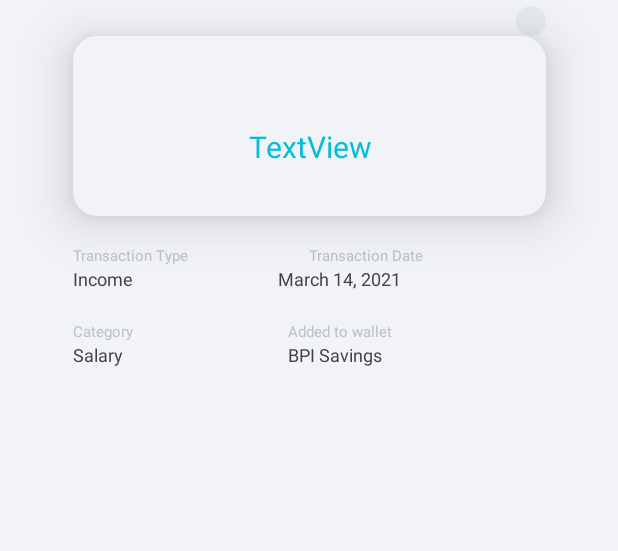
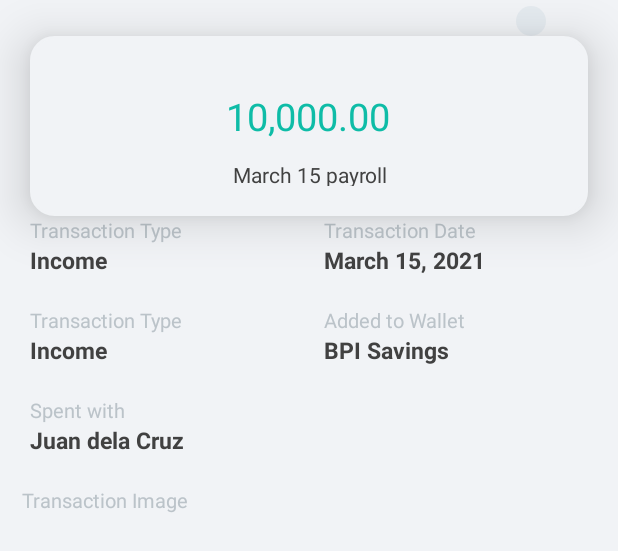
Before and after one commit to jaimejazarenoiii/kwartracker-android, an Android app: the layout fragment_transaction_details.xml on its own in the app's theme, with its tools: preview values and no code run, on a phone screen of 412 x 824 dp. Shown: the top 551 px of the screen. Run offline under Robolectric (Android 15) with nearby library versions, the phone set to English and light mode, and no system bars.

Commit message:
ktlint updates

```diff
--- a/app/src/main/java/com/kwartracker/android/transactions/ui/add/TransactionsAddFragment.kt
+++ b/app/src/main/java/com/kwartracker/android/transactions/ui/add/TransactionsAddFragment.kt
@@ -9,7 +9,7 @@ import androidx.fragment.app.Fragment
 import com.kwartracker.android.R
 import com.kwartracker.android.databinding.FragmentTransactionDetailsBinding
 
-class AddFragment : Fragment() {
+class TransactionsAddFragment : Fragment() {
     lateinit var binding: FragmentTransactionDetailsBinding
 
     override fun onCreateView(
--- a/app/src/main/java/com/kwartracker/android/transactions/ui/details/TransactionsDetailsFragment.kt
+++ b/app/src/main/java/com/kwartracker/android/transactions/ui/details/TransactionsDetailsFragment.kt
@@ -8,9 +8,9 @@ import androidx.databinding.DataBindingUtil
 import androidx.fragment.app.Fragment
 import com.kwartracker.android.R
 import com.kwartracker.android.databinding.FragmentTransactionDetailsBinding
-import com.kwartracker.android.transactions.ui.main.TransactionFragment
+import com.kwartracker.android.transactions.ui.main.TransactionsFragment
 
-class TransactionDetailsFragment : Fragment() {
+class TransactionsDetailsFragment : Fragment() {
     lateinit var binding: FragmentTransactionDetailsBinding
 
     override fun onCreateView(
@@ -21,7 +21,7 @@ class TransactionDetailsFragment : Fragment() {
         binding = DataBindingUtil.inflate(inflater,
             R.layout.fragment_transaction_details,
             container, false)
-        TransactionFragment().tbTitle?.text = "Transaction"
+        TransactionsFragment().tbTitle?.text = "Transaction"
 
         return binding.root
     }
--- a/app/src/main/java/com/kwartracker/android/transactions/ui/filter/TransactionsFilterFragment.kt
+++ b/app/src/main/java/com/kwartracker/android/transactions/ui/filter/TransactionsFilterFragment.kt
@@ -6,6 +6,7 @@ import android.graphics.drawable.InsetDrawable
 import android.os.Build
 import android.os.Bundle
 import android.util.TypedValue
+import android.view.ContextThemeWrapper
 import android.view.LayoutInflater
 import android.view.View
 import android.view.ViewGroup
@@ -18,7 +19,7 @@ import androidx.localbroadcastmanager.content.LocalBroadcastManager
 import com.kwartracker.android.R
 import com.kwartracker.android.databinding.FragmentTransactionsListFilterBinding
 
-class FilterFragment : Fragment() {
+class TransactionsFilterFragment : Fragment() {
     lateinit var binding: FragmentTransactionsListFilterBinding
 
     override fun onCreateView(
@@ -26,9 +27,11 @@ class FilterFragment : Fragment() {
         container: ViewGroup?,
         savedInstanceState: Bundle?
     ): View {
-        binding = DataBindingUtil.inflate(inflater,
+        binding = DataBindingUtil.inflate(
+            inflater,
             R.layout.fragment_transactions_list_filter,
-            container, false)
+            container, false
+        )
 
         return binding.root
     }
@@ -50,15 +53,18 @@ class FilterFragment : Fragment() {
 
     @SuppressLint("RestrictedApi")
     private fun showMenu(v: View, @MenuRes menuRes: Int) {
-        val popup = PopupMenu(requireContext(), v)
+        val ctw = ContextThemeWrapper(v.context, R.style.Transaction_Popup_Category)
+        val popup = PopupMenu(ctw, v)
         popup.menuInflater.inflate(menuRes, popup.menu)
+
         if (popup.menu is MenuBuilder) {
             val menuBuilder = popup.menu as MenuBuilder
             menuBuilder.setOptionalIconsVisible(true)
             for (item in menuBuilder.visibleItems) {
                 val iconMarginPx =
                     TypedValue.applyDimension(
-                        TypedValue.COMPLEX_UNIT_DIP, 10F, resources.displayMetrics)
+                        TypedValue.COMPLEX_UNIT_DIP, 10F, resources.displayMetrics
+                    )
                         .toInt()
                 if (item.icon != null) {
                     if (Build.VERSION.SDK_INT > Build.VERSION_CODES.LOLLIPOP) {
--- a/app/src/main/java/com/kwartracker/android/transactions/ui/list/TransactionsListFragment.kt
+++ b/app/src/main/java/com/kwartracker/android/transactions/ui/list/TransactionsListFragment.kt
@@ -14,12 +14,12 @@ import androidx.recyclerview.widget.RecyclerView
 import com.kwartracker.android.R
 import com.kwartracker.android.databinding.FragmentTransactionBinding
 import com.kwartracker.android.databinding.FragmentTransactionsListBinding
-import com.kwartracker.android.transactions.ui.main.TransactionViewModel
+import com.kwartracker.android.transactions.ui.main.TransactionsViewModel
 
 class TransactionsListFragment : Fragment() {
     private lateinit var binding: FragmentTransactionsListBinding
     private lateinit var mainBinding: FragmentTransactionBinding
-    private val transactionViewModel: TransactionViewModel by viewModels()
+    private val transactionsViewModel: TransactionsViewModel by viewModels()
     private var transactionsListAdapter = TransactionsListAdapter(arrayListOf())
 
     override fun onCreateView(
@@ -73,13 +73,13 @@ class TransactionsListFragment : Fragment() {
             LocalBroadcastManager.getInstance(view.context).sendBroadcast(intent)
         }
 
-        transactionViewModel.fetchTransactions()
+        transactionsViewModel.fetchTransactions()
         rvTransaction.apply {
             layoutManager = LinearLayoutManager(context)
             adapter = transactionsListAdapter
         }
 
-        transactionViewModel.transactions.observe(viewLifecycleOwner, { transactions ->
+        transactionsViewModel.transactions.observe(viewLifecycleOwner, { transactions ->
             transactions?.let {
                 rvTransaction.visibility = View.VISIBLE
                 transactionsListAdapter.updateTransactions(it)
--- a/app/src/main/java/com/kwartracker/android/transactions/ui/main/TransactionsFragment.kt
+++ b/app/src/main/java/com/kwartracker/android/transactions/ui/main/TransactionsFragment.kt
@@ -23,14 +23,14 @@ import com.google.android.material.bottomsheet.BottomSheetBehavior
 import com.google.android.material.navigation.NavigationView
 import com.kwartracker.android.R
 import com.kwartracker.android.databinding.FragmentTransactionBinding
-import com.kwartracker.android.transactions.ui.add.AddFragment
-import com.kwartracker.android.transactions.ui.details.TransactionDetailsFragment
-import com.kwartracker.android.transactions.ui.filter.FilterFragment
+import com.kwartracker.android.transactions.ui.add.TransactionsAddFragment
+import com.kwartracker.android.transactions.ui.details.TransactionsDetailsFragment
+import com.kwartracker.android.transactions.ui.filter.TransactionsFilterFragment
 import com.kwartracker.android.transactions.ui.list.TransactionsListFragment
 
-class TransactionFragment : Fragment() {
+class TransactionsFragment : Fragment() {
     lateinit var binding: FragmentTransactionBinding
-    private val transactionViewModel: TransactionViewModel by viewModels()
+    private val transactionsViewModel: TransactionsViewModel by viewModels()
     var tbTitle: TextView? = null
     var navBottomSheetModal: NavigationView? = null
 
@@ -40,7 +40,7 @@ class TransactionFragment : Fragment() {
         savedInstanceState: Bundle?
     ): View {
         binding = DataBindingUtil.inflate(inflater, R.layout.fragment_transaction, container, false)
-        transactionViewModel.backdrop.observe(viewLifecycleOwner, {
+        transactionsViewModel.backdrop.observe(viewLifecycleOwner, {
             println("test $it")
         })
         tbTitle = binding.tvToolbarTitle
@@ -51,7 +51,7 @@ class TransactionFragment : Fragment() {
 
     override fun onViewCreated(view: View, savedInstanceState: Bundle?) {
         binding.ivToolbarRight.setOnClickListener {
-            bottomMainSheetModal(AddFragment())
+            bottomMainSheetModal(TransactionsAddFragment())
         }
 
         binding.ivToolbarLeft.setOnClickListener {
@@ -67,7 +67,7 @@ class TransactionFragment : Fragment() {
         )
 
         bottomMainSheetModal(TransactionsListFragment())
-        changeFragment(FilterFragment(), R.id.nav_fragment_transactions_modal)
+        changeFragment(TransactionsFilterFragment(), R.id.nav_fragment_transactions_modal)
         bottomSheetModal(null)
     }
 
@@ -79,11 +79,11 @@ class TransactionFragment : Fragment() {
             if (func == "filter") {
                 val state = intent.getStringExtra("state")
                 if (state == "close") bottomSheetModal(null)
-                else bottomSheetModal(FilterFragment())
+                else bottomSheetModal(TransactionsFilterFragment())
             } else if (func == "details") {
                 binding.tvToolbarTitle.text = "Transaction"
                 val transID = intent.getStringExtra("transID")
-                bottomMainSheetModal(TransactionDetailsFragment())
+                bottomMainSheetModal(TransactionsDetailsFragment())
             }
         }
     }
--- a/app/src/main/java/com/kwartracker/android/transactions/ui/main/TransactionsViewModel.kt
+++ b/app/src/main/java/com/kwartracker/android/transactions/ui/main/TransactionsViewModel.kt
@@ -4,7 +4,7 @@ import androidx.lifecycle.MutableLiveData
 import androidx.lifecycle.ViewModel
 import com.kwartracker.android.transactions.model.TransactionModel
 
-class TransactionViewModel : ViewModel() {
+class TransactionsViewModel : ViewModel() {
 
     val transactions = MutableLiveData<List<TransactionModel>>()
     val transactionsLoadError = MutableLiveData<String?>()
--- a/app/src/main/res/layout/fragment_transaction_details.xml
+++ b/app/src/main/res/layout/fragment_transaction_details.xml
@@ -22,9 +22,11 @@
 
         <androidx.constraintlayout.widget.ConstraintLayout
             android:id="@+id/cl_fragment"
-            android:layout_width="315dp"
+            android:layout_width="match_parent"
             android:layout_height="120dp"
             android:padding="20dp"
+            android:layout_marginStart="20dp"
+            android:layout_marginEnd="20dp"
             android:background="@drawable/bg_details"
             android:elevation="20dp"
             app:layout_constraintEnd_toEndOf="parent"
@@ -35,12 +37,12 @@
                 android:id="@+id/tv_amount"
                 android:layout_width="wrap_content"
                 android:layout_height="wrap_content"
-                android:layout_marginTop="40dp"
-                android:textSize="20dp"
-                android:textColor="@color/app_color"
-                android:text="TextView"
+                android:layout_marginTop="16dp"
+                android:text="10,000.00"
+                android:textColor="#0EBCA7"
+                android:textSize="25dp"
                 app:layout_constraintEnd_toEndOf="parent"
-                app:layout_constraintHorizontal_bias="0.505"
+                app:layout_constraintHorizontal_bias="0.497"
                 app:layout_constraintStart_toStartOf="parent"
                 app:layout_constraintTop_toTopOf="parent" />
 
@@ -49,7 +51,8 @@
                 android:layout_width="wrap_content"
                 android:layout_height="wrap_content"
                 android:layout_marginTop="12dp"
-                android:text="TextView"
+                android:textColor="#414141"
+                android:text="March 15 payroll"
                 app:layout_constraintEnd_toEndOf="parent"
                 app:layout_constraintHorizontal_bias="0.505"
                 app:layout_constraintStart_toStartOf="parent"
@@ -57,119 +60,148 @@
         </androidx.constraintlayout.widget.ConstraintLayout>
 
         <LinearLayout
-            android:layout_width="315dp"
+            android:id="@+id/linearLayout"
+            android:layout_width="match_parent"
             android:layout_height="wrap_content"
-            android:orientation="vertical"
-            android:layout_marginTop="19dp"
+            android:orientation="horizontal"
+            android:paddingStart="20dp"
+            android:weightSum="2"
             app:layout_constraintEnd_toEndOf="parent"
             app:layout_constraintStart_toStartOf="parent"
             app:layout_constraintTop_toBottomOf="@+id/cl_fragment">
 
             <LinearLayout
-                android:layout_width="match_parent"
-                android:layout_height="match_parent"
-                android:orientation="horizontal"
+                android:layout_width="315dp"
+                android:layout_height="wrap_content"
                 android:layout_weight="1"
-                android:weightSum="2">
-
-                <TextView
-                    android:layout_width="wrap_content"
-                    android:layout_height="wrap_content"
-                    android:text="Transaction Type"
-                    android:textColor="#BBC3C9"
-                    android:layout_weight="1"
-                    android:textSize="10dp" />
+                android:orientation="vertical">
 
                 <TextView
                     android:layout_width="wrap_content"
                     android:layout_height="wrap_content"
                     android:layout_gravity="left"
-                    android:text="Transaction Date"
+                    android:layout_weight="1"
+                    android:text="Transaction Type"
                     android:textColor="#BBC3C9"
+                    android:textSize="13dp" />
+
+                <TextView
+                    android:layout_width="wrap_content"
+                    android:layout_height="wrap_content"
                     android:layout_weight="1"
-                    android:textSize="10dp" />
-            </LinearLayout>
-
-            <LinearLayout
-                android:layout_width="match_parent"
-                android:layout_height="match_parent"
-                android:orientation="horizontal"
-                android:layout_weight="1"
-                android:weightSum="2">
+                    android:text="Income"
+                    android:textColor="#414141"
+                    android:textSize="15dp"
+                    android:textStyle="bold" />
 
                 <TextView
                     android:layout_width="wrap_content"
                     android:layout_height="wrap_content"
                     android:layout_gravity="left"
+                    android:layout_marginTop="20dp"
+                    android:layout_weight="1"
+                    android:text="Transaction Type"
+                    android:textColor="#BBC3C9"
+                    android:textSize="13dp" />
+
+                <TextView
+                    android:layout_width="wrap_content"
+                    android:layout_height="wrap_content"
+                    android:layout_weight="1"
                     android:text="Income"
                     android:textColor="#414141"
-                    android:layout_weight="1"
-                    android:textSize="12dp" />
+                    android:textSize="15dp"
+                    android:textStyle="bold" />
 
                 <TextView
                     android:layout_width="wrap_content"
                     android:layout_height="wrap_content"
                     android:layout_gravity="left"
-                    android:text="March 14, 2021"
-                    android:textColor="#414141"
+                    android:layout_marginTop="20dp"
                     android:layout_weight="1"
-                    android:textSize="12dp" />
-            </LinearLayout>
-
-            <LinearLayout
-                android:layout_width="match_parent"
-                android:layout_height="match_parent"
-                android:orientation="horizontal"
-                android:layout_marginTop="20dp"
-                android:layout_weight="1"
-                android:weightSum="2">
+                    android:text="Spent with"
+                    android:textColor="#BBC3C9"
+                    android:textSize="13dp" />
 
                 <TextView
                     android:layout_width="wrap_content"
                     android:layout_height="wrap_content"
-                    android:text="Category"
-                    android:textColor="#BBC3C9"
                     android:layout_weight="1"
-                    android:textSize="10dp" />
+                    android:text="Juan dela Cruz"
+                    android:textColor="#414141"
+                    android:textSize="15dp"
+                    android:textStyle="bold" />
+
+            </LinearLayout>
+
+            <LinearLayout
+                android:layout_width="315dp"
+                android:layout_height="wrap_content"
+                android:layout_weight="1"
+                android:orientation="vertical">
 
                 <TextView
                     android:layout_width="wrap_content"
                     android:layout_height="wrap_content"
-                    android:text="Added to wallet"
+                    android:layout_gravity="left"
+                    android:layout_weight="1"
+                    android:text="Transaction Date"
                     android:textColor="#BBC3C9"
-                    android:layout_weight="1"
-                    android:textSize="10dp" />
-            </LinearLayout>
-
-            <LinearLayout
-                android:layout_width="match_parent"
-                android:layout_height="match_parent"
-                android:orientation="horizontal"
-                android:layout_weight="1"
-                android:weightSum="2"
-                tools:layout_editor_absoluteX="83dp"
-                tools:layout_editor_absoluteY="179dp">
+                    android:textSize="13dp" />
 
                 <TextView
                     android:layout_width="wrap_content"
                     android:layout_height="wrap_content"
-                    android:text="Salary"
+                    android:layout_weight="1"
+                    android:text="March 15, 2021"
                     android:textColor="#414141"
-                    android:layout_weight="1"
-                    android:textSize="12dp" />
+                    android:textSize="15dp"
+                    android:textStyle="bold" />
 
                 <TextView
                     android:layout_width="wrap_content"
                     android:layout_height="wrap_content"
+                    android:layout_gravity="left"
+                    android:layout_marginTop="20dp"
+                    android:layout_weight="1"
+                    android:text="Added to Wallet"
+                    android:textColor="#BBC3C9"
+                    android:textSize="13dp" />
+
+                <TextView
+                    android:layout_width="wrap_content"
+                    android:layout_height="wrap_content"
+                    android:layout_weight="1"
                     android:text="BPI Savings"
                     android:textColor="#414141"
-                    android:layout_weight="1"
-                    android:textSize="12dp" />
+                    android:textSize="15dp"
+                    android:textStyle="bold" />
             </LinearLayout>
         </LinearLayout>
 
+        <TextView
+            android:id="@+id/tv_trans_header"
+            android:layout_width="wrap_content"
+            android:layout_height="wrap_content"
+            android:layout_gravity="left"
+            android:layout_marginTop="20dp"
+            android:layout_weight="1"
+            android:text="Transaction Image"
+            android:textColor="#BBC3C9"
+            android:textSize="13dp"
+            app:layout_constraintEnd_toEndOf="parent"
+            app:layout_constraintHorizontal_bias="0.048"
+            app:layout_constraintStart_toStartOf="parent"
+            app:layout_constraintTop_toBottomOf="@+id/linearLayout" />
 
-
+        <ImageView
+            android:layout_width="100dp"
+            android:layout_height="100dp"
+            android:layout_marginTop="12dp"
+            app:layout_constraintEnd_toEndOf="parent"
+            app:layout_constraintHorizontal_bias="0.051"
+            app:layout_constraintStart_toStartOf="parent"
+            app:layout_constraintTop_toBottomOf="@+id/tv_trans_header" />
     </androidx.constraintlayout.widget.ConstraintLayout>
 
 </layout>
--- a/app/src/main/res/navigation/nav_graph.xml
+++ b/app/src/main/res/navigation/nav_graph.xml
@@ -35,7 +35,7 @@
 
     <fragment
         android:id="@+id/transactions_fragment"
-        android:name="com.kwartracker.android.transactions.ui.main.TransactionFragment"
+        android:name="com.kwartracker.android.transactions.ui.main.TransactionsFragment"
         android:label="Transaction"
         tools:layout="@layout/fragment_transaction" />
 </navigation>
--- a/app/src/main/res/navigation/nav_transactions.xml
+++ b/app/src/main/res/navigation/nav_transactions.xml
@@ -6,7 +6,7 @@
     app:startDestination="@id/transaction_lists_fragment">
     <fragment
         android:id="@+id/transactions_details_fragment"
-        android:name="com.kwartracker.android.transactions.ui.details.TransactionDetailsFragment"
+        android:name="com.kwartracker.android.transactions.ui.details.TransactionsDetailsFragment"
         android:label="Transaction Details"
         tools:layout="@layout/fragment_transaction_details" />
     <fragment
--- a/app/src/main/res/values/themes.xml
+++ b/app/src/main/res/values/themes.xml
@@ -12,9 +12,10 @@
         <!-- Status bar color. -->
         <item name="android:statusBarColor" tools:targetApi="l">?attr/colorPrimaryVariant</item>
         <!-- Customize your theme here. -->
-        <item name="popupMenuStyle">@style/Widget.App.PopupMenu</item>
+        <item name="popupMenuStyle">@style/Transaction.Popup.Category</item>
     </style>
-    <style name="Widget.App.PopupMenu" parent="Widget.MaterialComponents.PopupMenu">
+    <style name="Transaction.Popup.Category" parent="Widget.MaterialComponents.PopupMenu">
         <item name="android:popupBackground">@drawable/popup_transaction_category_menu</item>
+        <item name="android:layout_width">match_parent</item>
     </style>
 </resources>
```
